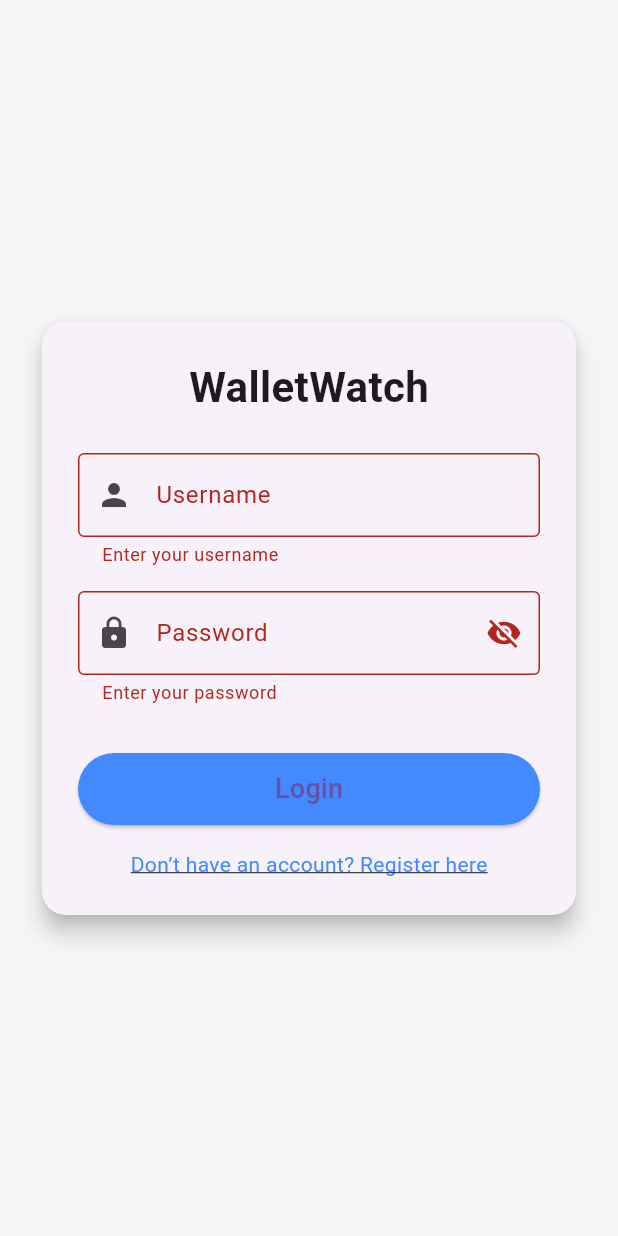
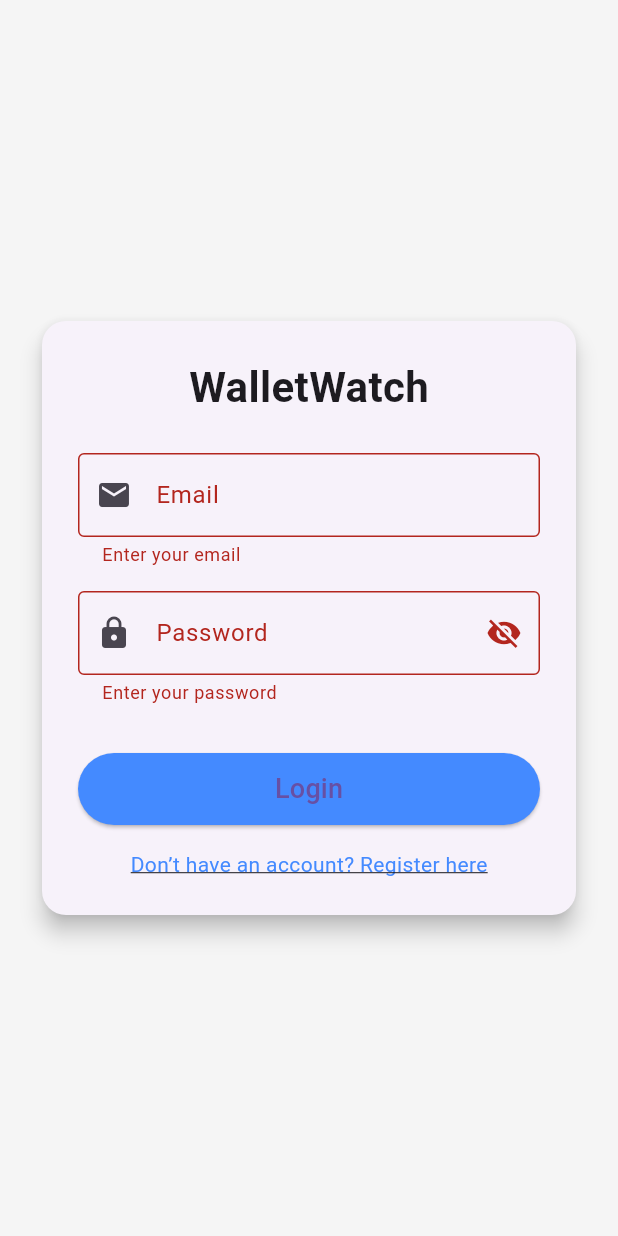
Before and after one commit to kadamharshit/Wallet_Watch, a Flutter app: the screen it shows after launch, after a tap on "Login", on a phone screen of 412 x 824 dp. Run offline on Flutter 3.47's test engine with Material 3 defaults, Android fonts, the phone set to English and light mode, and no system bars; our stand-ins replace fl_chart, shared_preferences, sqflite, supabase_flutter; accounts and stored records are empty.

Commit message:
Fixed Authentication issue and Email Log in Enabled

```diff
--- a/lib/features/auth/login_screen.dart
+++ b/lib/features/auth/login_screen.dart
@@ -10,11 +10,11 @@ class LoginScreen extends StatefulWidget {
 
 class _LoginScreenState extends State<LoginScreen> {
   final _formKey = GlobalKey<FormState>();
-  final _usernameController = TextEditingController();
+  final _emailController = TextEditingController();
   final _passwordController = TextEditingController();
+
   bool _isLoading = false;
   String? _errorMessage;
-
   bool _isPasswordVisible = false;
 
   final supabase = Supabase.instance.client;
@@ -28,25 +28,9 @@ class _LoginScreenState extends State<LoginScreen> {
     });
 
     try {
-      final username = _usernameController.text.trim();
+      final email = _emailController.text.trim();
       final password = _passwordController.text.trim();
 
-      // 1️⃣ Find user record from `users` table by username
-      final userRecord = await supabase
-          .from('users')
-          .select()
-          .eq('username', username)
-          .maybeSingle();
-
-      if (userRecord == null) {
-        setState(() {
-          _errorMessage = "No account found with this username";
-        });
-      } else {
-        final email = (userRecord['email'] as String).trim();
-
-        // 2️⃣ Use Supabase Auth with email + password
-        try {
       final authRes = await supabase.auth.signInWithPassword(
         email: email,
         password: password,
@@ -54,24 +38,25 @@ class _LoginScreenState extends State<LoginScreen> {
 
       if (authRes.user != null) {
         if (!mounted) return;
-            ScaffoldMessenger.of(context).showSnackBar(
-              SnackBar(content: Text('Welcome ${userRecord['name']}!')),
-            );
+
+        ScaffoldMessenger.of(
+          context,
+        ).showSnackBar(const SnackBar(content: Text('Login successful')));
+
         Navigator.pushReplacementNamed(context, '/home');
       } else {
         setState(() {
-              _errorMessage = 'Incorrect email or password.';
+          _errorMessage = "Invalid email or password";
         });
       }
     } on AuthException catch (e) {
       setState(() {
         _errorMessage = e.message;
       });
-        }
-      }
-    } catch (error) {
+    } catch (e) {
+      debugPrint("Login error: $e");
       setState(() {
-        _errorMessage = "Unexpected error occurred. Try again.";
+        _errorMessage = "Something went wrong. Try again.";
       });
     } finally {
       if (mounted) setState(() => _isLoading = false);
@@ -91,7 +76,7 @@ class _LoginScreenState extends State<LoginScreen> {
             ),
             elevation: 6,
             child: Padding(
-              padding: const EdgeInsets.all(24.0),
+              padding: const EdgeInsets.all(24),
               child: Form(
                 key: _formKey,
                 child: Column(
@@ -105,21 +90,36 @@ class _LoginScreenState extends State<LoginScreen> {
                       ),
                     ),
                     const SizedBox(height: 24),
+
+                    // EMAIL
                     TextFormField(
-                      controller: _usernameController,
+                      controller: _emailController,
+                      keyboardType: TextInputType.emailAddress,
                       decoration: const InputDecoration(
-                        labelText: "Username",
-                        prefixIcon: Icon(Icons.person),
+                        labelText: "Email",
+                        prefixIcon: Icon(Icons.email),
                         border: OutlineInputBorder(),
                       ),
-                      validator: (value) =>
-                          value!.isEmpty ? "Enter your username" : null,
+                      validator: (value) {
+                        if (value == null || value.isEmpty) {
+                          return "Enter your email";
+                        }
+                        if (!RegExp(r'^[^@]+@[^@]+\.[^@]+').hasMatch(value)) {
+                          return "Enter a valid email";
+                        }
+                        return null;
+                      },
                     ),
                     const SizedBox(height: 16),
+
+                    // PASSWORD
                     TextFormField(
                       controller: _passwordController,
+                      obscureText: !_isPasswordVisible,
                       decoration: InputDecoration(
                         labelText: "Password",
+                        prefixIcon: const Icon(Icons.lock),
+                        border: const OutlineInputBorder(),
                         suffixIcon: IconButton(
                           onPressed: () {
                             setState(() {
@@ -132,19 +132,19 @@ class _LoginScreenState extends State<LoginScreen> {
                                 : Icons.visibility_off,
                           ),
                         ),
-                        prefixIcon: const Icon(Icons.lock),
-                        border: const OutlineInputBorder(),
                       ),
-                      obscureText: !_isPasswordVisible,
-                      validator: (value) =>
-                          value!.isEmpty ? "Enter your password" : null,
+                      validator: (value) => value == null || value.isEmpty
+                          ? "Enter your password"
+                          : null,
                     ),
+
                     const SizedBox(height: 16),
                     if (_errorMessage != null)
                       Text(
                         _errorMessage!,
                         style: const TextStyle(color: Colors.red, fontSize: 14),
                       ),
+
                     const SizedBox(height: 16),
                     ElevatedButton(
                       onPressed: _isLoading ? null : _login,
@@ -156,6 +156,7 @@ class _LoginScreenState extends State<LoginScreen> {
                           ? const CircularProgressIndicator(color: Colors.white)
                           : const Text("Login", style: TextStyle(fontSize: 18)),
                     ),
+
                     const SizedBox(height: 16),
                     GestureDetector(
                       onTap: () {
```
Lines whose indentation alone changed are shown as unchanged.
